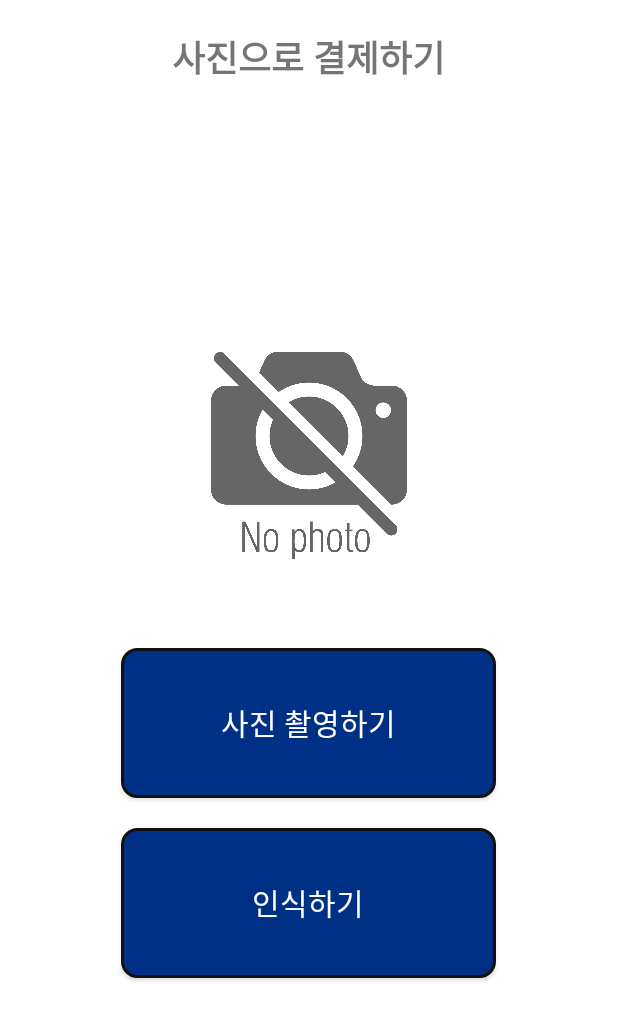
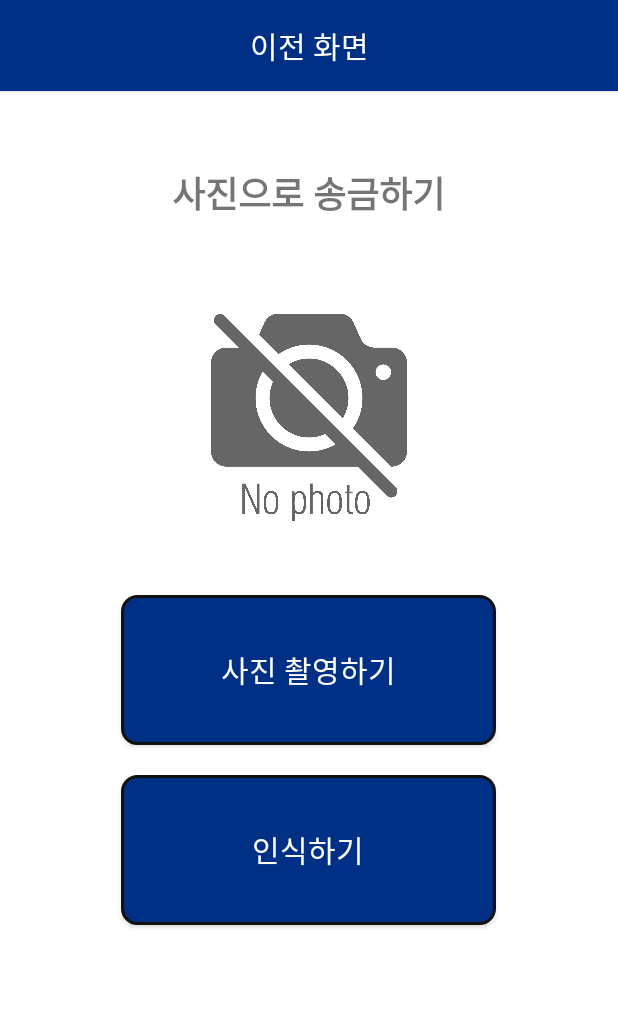
Before and after one commit to pjy2163/Frontend, an Android app: the TransferPicActivity screen opened directly, with no data from a screen before it, after a tap on "사진 촬영하기", on a phone screen of 412 x 824 dp. Shown: the top 1020 px of the screen. Run offline under Robolectric (Android 15) with nearby library versions, the phone set to English and light mode, and no system bars; our stand-ins replace data binding; libraries missing offline, so code that uses them is left out: com.google.mlkit.vision.

```diff
--- a/app/src/main/java/com/example/graduation/PaymentMethod.kt
+++ b/app/src/main/java/com/example/graduation/PaymentMethod.kt
@@ -1,3 +1,4 @@
 package com.example.graduation
 
+//은행 계좌 이미지, 은행이름(하나은행 등), 계좌번호
 data class PaymentMethod(val imageResId: Int, val bank: String, val accountNumber: String)
--- a/app/src/main/java/com/example/graduation/TransferPicActivity.kt
+++ b/app/src/main/java/com/example/graduation/TransferPicActivity.kt
@@ -48,7 +48,7 @@ class TransferPicActivity : AppCompatActivity() {
         binding.apply {
             takePicBtn.setOnClickListener {
                 takeImage()
-                textView.text = ""
+                binding.recognizedAccountNumberTv.text = ""
                 if (soundState) {
                     onSpeech(binding.takePicBtn.text)
                 }
@@ -81,7 +81,7 @@ class TransferPicActivity : AppCompatActivity() {
             val extras: Bundle? = data?.extras
             imageBitmap= extras?.get("data") as Bitmap
             if (imageBitmap!=null) {
-                binding.imageView.setImageBitmap(imageBitmap)
+                binding.takenResultPicIv.setImageBitmap(imageBitmap)
             }
         }
     }
@@ -100,7 +100,8 @@ class TransferPicActivity : AppCompatActivity() {
                     .addOnSuccessListener { visionText ->
                         //모든 텍스트는 숫자로만 인식(계좌번호)하지만 -는 -로 인식
                         val modifiedText =  maketextNumeric(visionText.text)
-                        binding.textView.text = modifiedText
+                        //인식된 계좌번호를 텍스트뷰에 띄우기
+                        binding.recognizedAccountNumberTv.text = modifiedText
                     }
                     .addOnFailureListener { e ->
                         Toast.makeText(this, "이미지 인식 실패", Toast.LENGTH_SHORT).show()
--- a/app/src/main/res/layout/activity_pay_password.xml
+++ b/app/src/main/res/layout/activity_pay_password.xml
@@ -30,7 +30,8 @@
         android:backgroundTint="#DD1717"
         android:text="비밀번호 입력"
         android:textSize="@dimen/title"
-        android:textStyle="bold" />
+        android:textStyle="bold"
+        android:textColor="@color/black"/>
 
 
     <LinearLayout
--- a/app/src/main/res/layout/activity_transfer_pic.xml
+++ b/app/src/main/res/layout/activity_transfer_pic.xml
@@ -1,6 +1,5 @@
 <?xml version="1.0" encoding="utf-8"?>
 <layout xmlns:android="http://schemas.android.com/apk/res/android"
-    xmlns:app="http://schemas.android.com/apk/res-auto"
     xmlns:tools="http://schemas.android.com/tools">
 
     <data>
@@ -14,51 +13,41 @@
         android:orientation="vertical"
         android:background="@color/background">
 
+        <android.widget.Button
+            android:id="@+id/prev_btn"
+            android:layout_width="match_parent"
+            android:layout_height="wrap_content"
+            android:layout_marginBottom="30dp"
+            android:background="@drawable/rectangle_style"
+            android:backgroundTint="@null"
+            android:text="@string/previous_text"
+            android:textSize="20sp"
+            android:padding="15dp"
+            android:textColor="@color/white"/>
+
         <TextView
             android:id="@+id/title_tv"
             android:layout_width="wrap_content"
             android:layout_height="wrap_content"
             android:layout_marginTop="20dp"
-            android:text="사진으로 결제하기"
+            android:text="사진으로 송금하기"
             android:textSize="24sp"
             android:textStyle="bold"
-
             android:layout_gravity="center"/>
 
         <ImageView
-            android:id="@+id/image_view"
+            android:id="@+id/taken_result_pic_iv"
             android:layout_width="match_parent"
             android:layout_height="250dp"
-            android:layout_marginTop="116dp"
             android:src="@drawable/img_no_photo">
 
         </ImageView>
 
-        <ScrollView
-            android:layout_width="match_parent"
-            android:layout_height="0dp"
-            app:layout_constraintTop_toBottomOf="@+id/image_view"
-            app:layout_constraintStart_toStartOf="parent"
-            app:layout_constraintEnd_toEndOf="parent"
-            app:layout_constraintBottom_toTopOf="@+id/btn_layout">
 
-            <TextView
-                android:id="@+id/text_view"
-                android:layout_width="match_parent"
-                android:layout_height="wrap_content">
-
-
-            </TextView>
-
-        </ScrollView>
-
-
-
-            <android.widget.Button
+        <android.widget.Button
                 android:id="@+id/take_pic_btn"
                 android:layout_width="250dp"
                 android:layout_height="100dp"
-                android:layout_marginBottom="20dp"
                 android:background="@drawable/stroke_round_navy"
                 android:backgroundTint="@null"
                 android:text="사진 촬영하기"
@@ -68,7 +57,7 @@
                 android:paddingRight="60dp"
                 android:paddingTop="10dp"
                 android:paddingBottom="10dp"
-                android:layout_margin="10dp"
+                android:layout_marginBottom="10dp"
                 android:textColor="@color/white"
                 android:layout_gravity="center" />
 
@@ -92,8 +81,22 @@
             android:layout_gravity="center" />
 
 
+            <TextView
+                android:id="@+id/recognized_account_number_tv"
+                android:layout_width="match_parent"
+                android:layout_height="wrap_content"
+                android:layout_marginTop="10dp"
+                android:textSize="20sp"
+                android:textStyle="bold"
+                android:text="123-456-88910"
+                android:gravity="center">
 
-        </LinearLayout>
+            </TextView>
+
+
+
+
+    </LinearLayout>
 
 
 
```
Also changed, not shown: app/src/main/AndroidManifest.xml (+4 -4 lines), app/src/main/java/com/example/graduation/CheckPayInfoActivity.kt (+12 -0 lines), app/src/main/java/com/example/graduation/ChoosePayMethodActivity.kt (+15 -4 lines), app/src/main/java/com/example/graduation/PayConfirmationActivity.kt (+19 -0 lines), app/src/main/res/layout/activity_check_pay_info.xml (+10 -1 lines), app/src/main/res/layout/activity_pay_confirmation.xml (+11 -3 lines).
